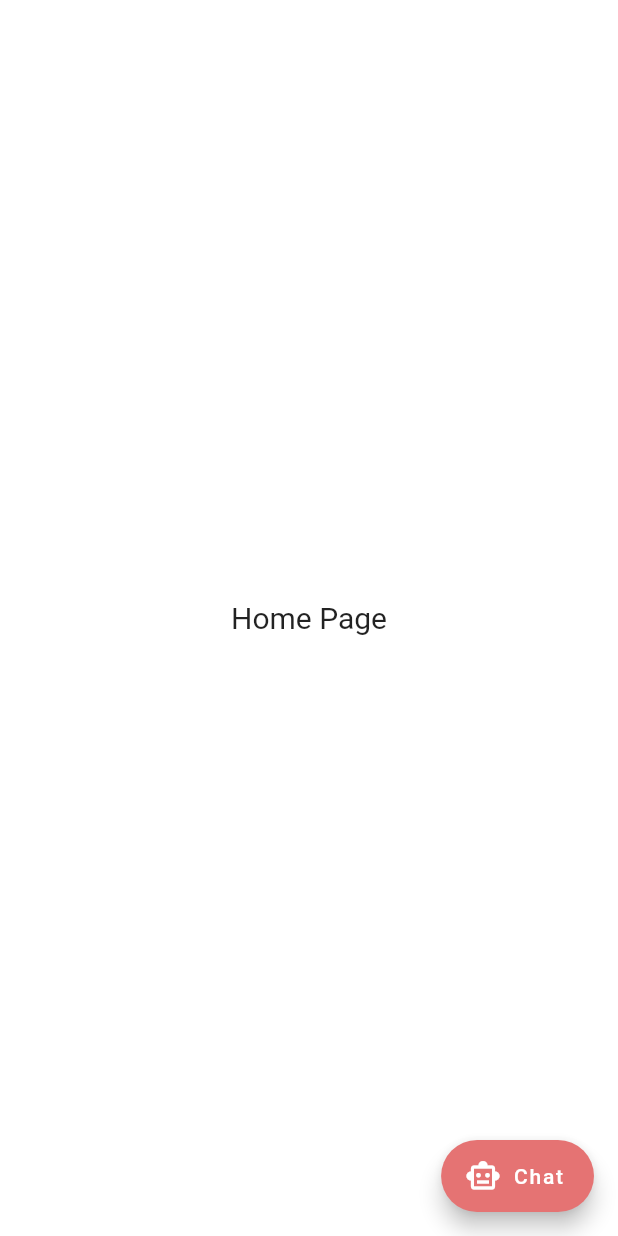
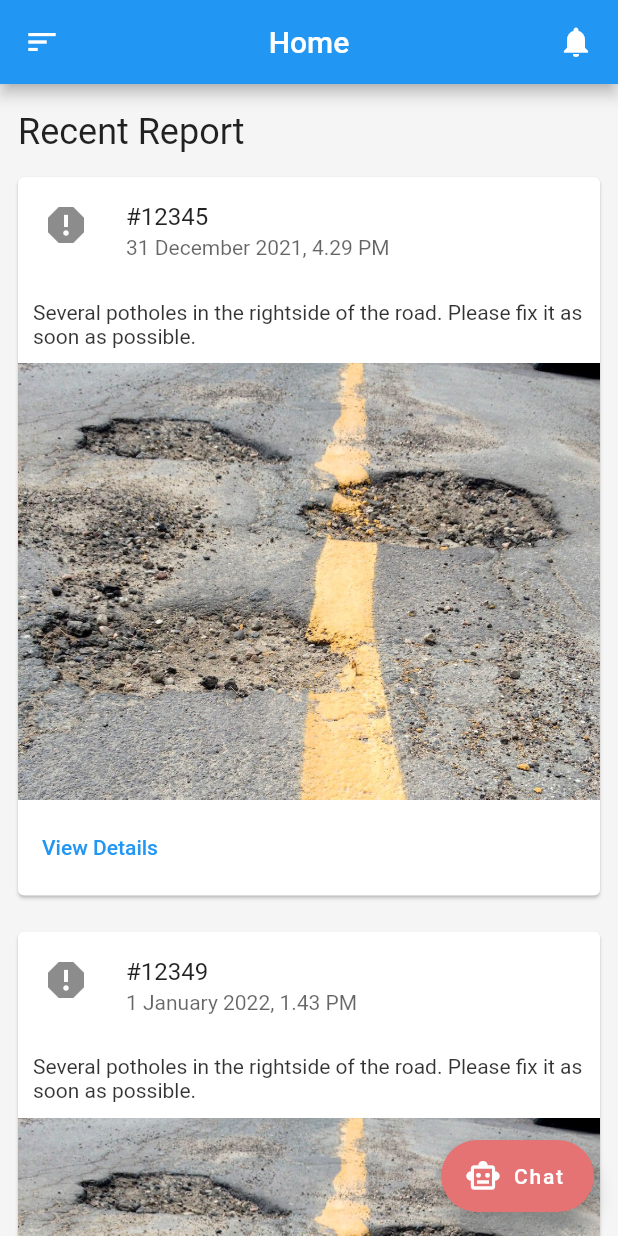
Before and after one commit to WongYewKeong/EasyReport, a Flutter app: the Home screen opened directly, on a phone screen of 412 x 824 dp. Run offline on Flutter 3.47's test engine with Material 2 defaults, Android fonts, the phone set to English and light mode, and no system bars; our stand-ins replace convex_bottom_bar, firebase_auth, firebase_core, flutter_svg, introduction_screen; missing offline and left inert: kommunicate_flutter; accounts and stored records are empty.

Commit message:
Add Home page

```diff
--- a/lib/Ui/mainhome.dart
+++ b/lib/Ui/mainhome.dart
@@ -1,17 +1,151 @@
 import 'package:flutter/material.dart';
 import 'package:kommunicate_flutter/kommunicate_flutter.dart';
+
 
 class Home extends StatelessWidget {
   @override
   Widget build(BuildContext context) {
     return Scaffold(
+      backgroundColor: Colors.grey[100],
+     appBar: AppBar(
+  automaticallyImplyLeading:false,
+  leading: Icon(Icons.sort),
+  title: Text('Home'),
+  centerTitle: true,
+  actions: [
 
-      body: Column(
-        mainAxisAlignment: MainAxisAlignment.center,
-        children: <Widget>[
-          Center(child: Text("Home Page",style: TextStyle(fontSize: 20),))
+    Padding(
+      padding: EdgeInsets.symmetric(horizontal: 16),
+      child: Icon(Icons.notifications),
+    )
+
+  ],
+  backgroundColor: Colors.blue,
+),
+      body:
+       ListView(
+        children: [
+          SizedBox(height: 10),
+          Padding(padding: EdgeInsetsDirectional.fromSTEB(12, 8, 0, 4),
+          child:Text("Recent Report",style:TextStyle(fontSize: 24,fontWeight:FontWeight.w400),) ),
+
+          Card(
+            clipBehavior: Clip.antiAlias,
+            margin: EdgeInsetsDirectional.fromSTEB(12, 12, 12, 12),
+            child: Column(
+              children: [
+                ListTile(
+                  leading: Icon(Icons.report,size: 32),
+                  title: const Text('#12345'),
+                  subtitle: Text(
+                    '31 December 2021, 4.29 PM',
+                    style: TextStyle(color: Colors.black.withOpacity(0.6)),
+                  ),
+                ),
+                Padding(
+                  padding: const EdgeInsets.all(10.0),
+                  child: Text(
+                    'Several potholes in the rightside of the road. Please fix it as soon as possible.',
+
+                    style: TextStyle(color: Colors.black.withOpacity(0.8)),
+                  ),
+                ),
+
+                Image.asset('assets/images/pothole.jpg'),
+                ButtonBar(
+                  alignment: MainAxisAlignment.start,
+                  children: [
+                    TextButton(
+                      onPressed: () {
+                        // Perform some action
+                      },
+                      child: const Text('View Details'),
+                    ),
+
+                  ],
+                ),
+              ],
+            ),
+          ),
+
+          Card(
+            clipBehavior: Clip.antiAlias,
+            margin: EdgeInsetsDirectional.fromSTEB(12, 12, 12, 12),
+            child: Column(
+              children: [
+                ListTile(
+                  leading: Icon(Icons.report,size: 32,),
+                  title: const Text('#12349'),
+                  subtitle: Text(
+                    '1 January 2022, 1.43 PM',
+                    style: TextStyle(color: Colors.black.withOpacity(0.6)),
+                  ),
+                ),
+                Padding(
+                  padding: const EdgeInsets.all(10.0),
+                  child: Text(
+                    'Several potholes in the rightside of the road. Please fix it as soon as possible.',
+                    style: TextStyle(color: Colors.black.withOpacity(0.8)),
+                  ),
+                ),
+
+                Image.asset('assets/images/pothole.jpg'),
+                 ButtonBar(
+                  alignment: MainAxisAlignment.start,
+                  children: [
+                    TextButton(
+                      onPressed: () {
+                        // Perform some action
+                      },
+                      child: const Text('View Details'),
+                    ),
+
+                  ],
+                ),
+              ],
+            ),
+          ),
+
+          Card(
+            clipBehavior: Clip.antiAlias,
+            margin: EdgeInsetsDirectional.fromSTEB(12, 12, 12, 12),
+            child: Column(
+              children: [
+                ListTile(
+                  leading: Icon(Icons.report,size: 32,),
+                  title: const Text('#12366'),
+                  subtitle: Text(
+                    '1 January 2022, 8.34 PM',
+                    style: TextStyle(color: Colors.black.withOpacity(0.6)),
+                  ),
+                ),
+                Padding(
+                  padding: const EdgeInsets.all(10.0),
+                  child: Text(
+                    'Several potholes in the rightside of the road. Please fix it as soon as possible.',
+                    style: TextStyle(color: Colors.black.withOpacity(0.8)),
+                  ),
+                ),
+
+                Image.asset('assets/images/pothole.jpg'),
+                 ButtonBar(
+                  alignment: MainAxisAlignment.start,
+                  children: [
+                    TextButton(
+                      onPressed: () {
+                        // Perform some action
+                      },
+                      child: const Text('View Details'),
+                    ),
+
+                  ],
+                ),
+              ],
+            ),
+          ),
         ],
       ),
+
       floatingActionButton: FloatingActionButton.extended(
         onPressed: () async{
           try {
--- a/pubspec.yaml
+++ b/pubspec.yaml
@@ -35,6 +35,7 @@ dependencies:
   firebase_core: ^1.4.0
   flutter_svg: ^1.0.0
   kommunicate_flutter: ^1.4.0
+  getwidget: ^2.0.4
 
 
   # The following adds the Cupertino Icons font to your application.
```
Also changed, not shown: assets/images/pothole.jpg (added), pubspec.lock.
